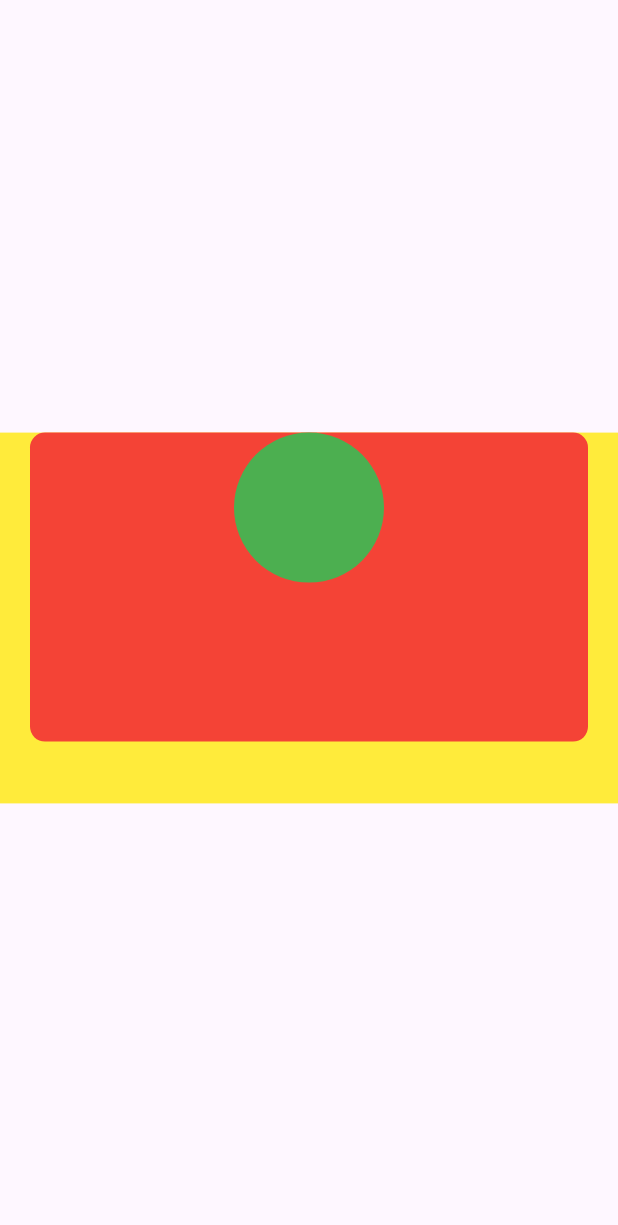
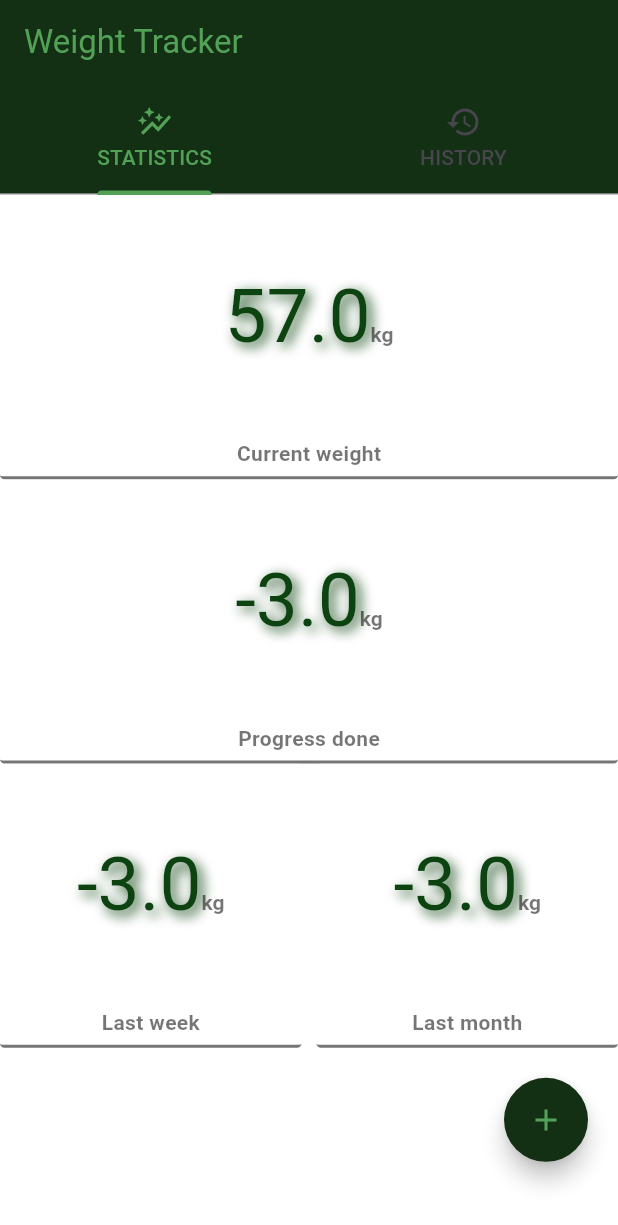
Before and after one commit to Faizan-glitch-os/smit_flutter_inhome_task10_weight_tracker_ui, a Flutter app: the screen it shows after launch, on a phone screen of 412 x 824 dp. Shown: the top 1225 px of the screen. Run offline on Flutter 3.47's test engine with Material 3 defaults, Android fonts, the light colour scheme and no system bars.

Commit message:
task 10 completed and working

```diff
--- /dev/null
+++ b/lib/history-tab.dart
@@ -0,0 +1,10 @@
+import 'package:flutter/material.dart';
+
+class HistoryTab extends StatelessWidget {
+  const HistoryTab({super.key});
+
+  @override
+  Widget build(BuildContext context) {
+    return const Placeholder();
+  }
+}
--- a/lib/main.dart
+++ b/lib/main.dart
@@ -1,4 +1,7 @@
 import 'package:flutter/material.dart';
+
+import 'statistics-tab.dart';
+import 'history-tab.dart';
 
 void main() {
   runApp(MyApp());
@@ -9,40 +12,31 @@ class MyApp extends StatelessWidget {
 
   @override
   Widget build(BuildContext context) {
-    final deviceWidth = MediaQuery.of(context).size.width;
-    final deviceheight = MediaQuery.of(context).size.height;
-
     return MaterialApp(
-      home: Scaffold(
-        body: Column(
-          mainAxisAlignment: MainAxisAlignment.center,
-          children: [
-            Stack(
-              children: [
-                Container(
-                  height: deviceheight * 0.3,
-                  decoration: BoxDecoration(color: Colors.yellow),
-                ),
-                Positioned(
-                  child: Container(
-                    height: deviceheight * .25,
-                    margin: EdgeInsets.symmetric(horizontal: 20),
-                    decoration: BoxDecoration(
-                        borderRadius: BorderRadius.circular(10),
-                        color: Colors.red),
+      home: DefaultTabController(
+        length: 2,
+        child: Scaffold(
+            backgroundColor: Colors.white70,
+            appBar: AppBar(
+              title: Text('Weight Tracker'),
+              foregroundColor: Color.fromRGBO(83, 161, 87, 1.0),
+              backgroundColor: Color.fromRGBO(19, 48, 20, 1.0),
+              bottom: TabBar(
+                labelColor: Color.fromRGBO(83, 161, 87, 1.0),
+                indicatorColor: Color.fromRGBO(83, 161, 87, 1.0),
+                tabs: [
+                  Tab(
+                    icon: Icon(Icons.auto_graph),
+                    text: 'STATISTICS',
                   ),
-                ),
-                Positioned(
-                  child: Container(
-                    height: 100,
-                    decoration: BoxDecoration(
-                        shape: BoxShape.circle, color: Colors.green),
+                  Tab(
+                    icon: Icon(Icons.history),
+                    text: 'HISTORY',
                   ),
-                )
-              ],
+                ],
+              ),
             ),
-          ],
-        ),
+            body: TabBarView(children: [StatisticsTab(), HistoryTab()])),
       ),
     );
   }
--- /dev/null
+++ b/lib/stastics-data-widget.dart
@@ -0,0 +1,65 @@
+import 'package:flutter/material.dart';
+
+class StatisticsDataWidget extends StatelessWidget {
+  StatisticsDataWidget(
+      {super.key,
+      required this.containerWidth,
+      required this.containerHeight,
+      required this.containerText,
+      required this.number});
+
+  final double containerWidth;
+  final double containerHeight;
+  final String containerText;
+  final double number;
+
+  @override
+  Widget build(BuildContext context) {
+    return Container(
+      height: containerHeight,
+      width: containerWidth,
+      padding: const EdgeInsets.only(bottom: 5),
+      decoration: BoxDecoration(
+        borderRadius: BorderRadius.circular(3),
+        color: Colors.white24,
+        border: const Border(
+          bottom: BorderSide(color: Colors.black54, width: 2),
+        ),
+      ),
+      child: Column(
+        children: [
+          const Spacer(),
+          RichText(
+            text: TextSpan(
+              children: [
+                TextSpan(
+                  text: number.toString(),
+                  style: const TextStyle(
+                      fontSize: 50,
+                      color: Color.fromRGBO(13, 67, 16, 1.0),
+                      shadows: [
+                        Shadow(
+                          color: Color.fromRGBO(13, 67, 16, 1.0),
+                          offset: Offset(3, 3),
+                          blurRadius: 10,
+                        )
+                      ]),
+                ),
+                const TextSpan(
+                    text: 'kg',
+                    style: TextStyle(
+                        color: Colors.black54, fontWeight: FontWeight.bold))
+              ],
+            ),
+          ),
+          const Spacer(),
+          Text(
+            containerText,
+            style: const TextStyle(
+                color: Colors.black54, fontWeight: FontWeight.bold),
+          ),
+        ],
+      ),
+    );
+  }
+}
--- /dev/null
+++ b/lib/statistics-tab.dart
@@ -0,0 +1,64 @@
+import 'package:flutter/material.dart';
+
+import 'stastics-data-widget.dart';
+
+class StatisticsTab extends StatelessWidget {
+  const StatisticsTab({super.key});
+
+  @override
+  Widget build(BuildContext context) {
+    final deviceWidth = MediaQuery.of(context).size.width;
+    final deviceHeight = MediaQuery.of(context).size.height;
+
+    return Column(
+      children: [
+        StatisticsDataWidget(
+          containerWidth: deviceWidth,
+          containerHeight: deviceHeight * 0.23,
+          containerText: 'Current weight',
+          number: 57.0,
+        ),
+        StatisticsDataWidget(
+          containerWidth: deviceWidth,
+          containerHeight: deviceHeight * 0.23,
+          containerText: 'Progress done',
+          number: -3.0,
+        ),
+        Row(
+          children: [
+            Expanded(
+              child: StatisticsDataWidget(
+                containerWidth: deviceWidth * .50,
+                containerHeight: deviceHeight * 0.23,
+                containerText: 'Last week',
+                number: -3.0,
+              ),
+            ),
+            const SizedBox(width: 10),
+            Expanded(
+              child: StatisticsDataWidget(
+                containerWidth: deviceWidth * .50,
+                containerHeight: deviceHeight * 0.23,
+                containerText: 'Last month',
+                number: -3.0,
+              ),
+            ),
+          ],
+        ),
+        Align(
+          alignment: Alignment.bottomRight,
+          child: Padding(
+            padding: const EdgeInsets.all(20),
+            child: FloatingActionButton(
+              onPressed: () {},
+              shape: const CircleBorder(),
+              backgroundColor: const Color.fromRGBO(19, 48, 20, 1.0),
+              foregroundColor: const Color.fromRGBO(83, 161, 87, 1.0),
+              child: const Icon(Icons.add),
+            ),
+          ),
+        ),
+      ],
+    );
+  }
+}
```
Also changed, not shown: 1 other file.
